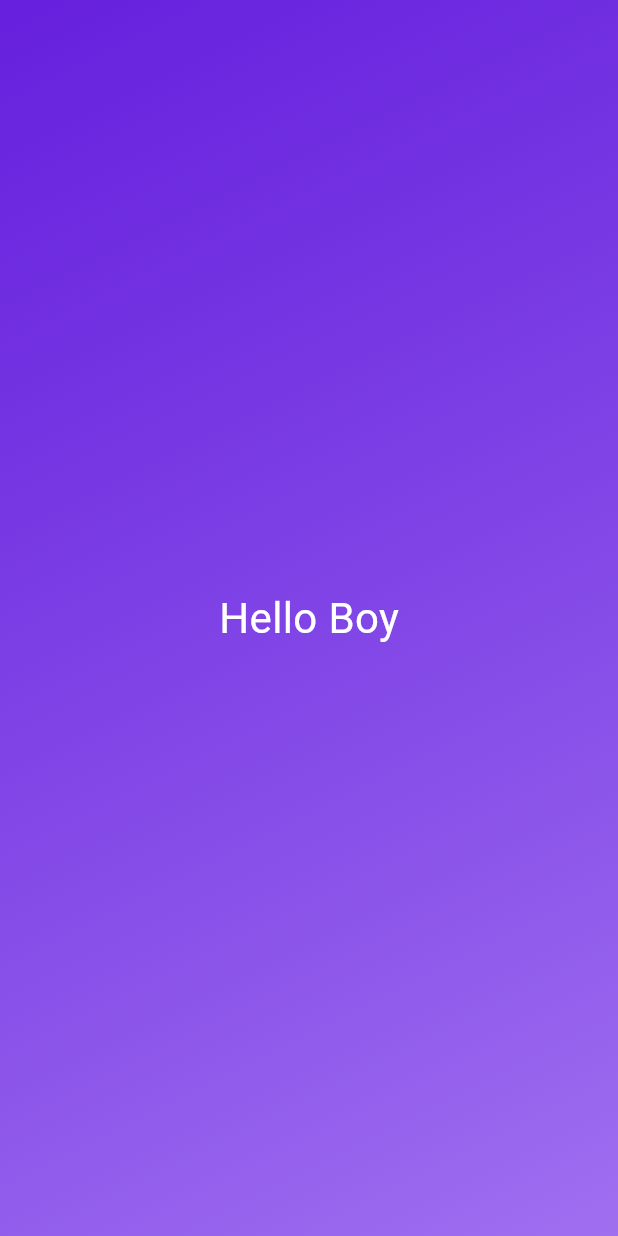
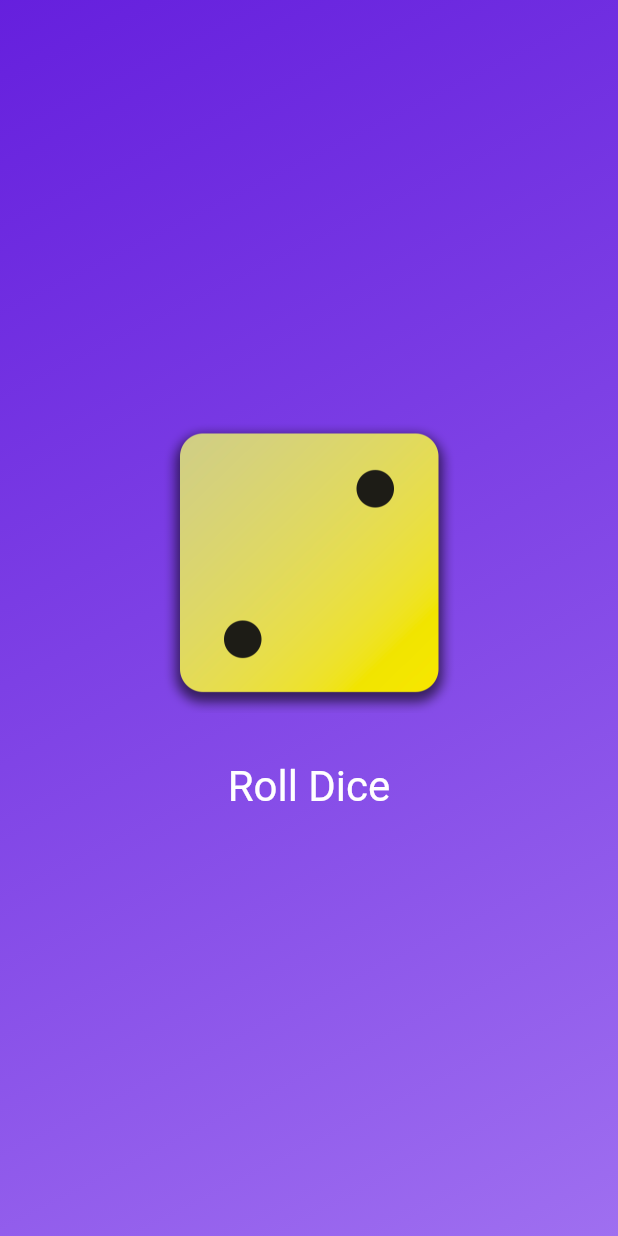
Before and after one commit to satyam131/Flutter_Learning, a Flutter app: the screen it shows after launch, on a phone screen of 412 x 824 dp. Run offline on Flutter 3.47's test engine with Material 3 defaults, Android fonts, the phone set to English and light mode, and no system bars.

Commit message:
+Roll dice app completed

```diff
--- /dev/null
+++ b/roll_dice/lib/dice_roller.dart
@@ -0,0 +1,46 @@
+import 'package:flutter/material.dart';
+import 'dart:math';
+
+final randomizer = Random();
+
+class DiceRoller extends StatefulWidget{
+   const DiceRoller({super.key});
+
+   @override
+   State<DiceRoller> createState(){
+    return _DiceRollerState();
+   }
+}
+
+class _DiceRollerState extends State<DiceRoller> {
+  var currentDiceRoll = 2;
+
+  void rollDice() {
+    setState(() {
+      currentDiceRoll = randomizer.nextInt(6) + 1;
+    });
+  }
+
+  @override
+  Widget build(context){
+    return  Column(
+        mainAxisSize: MainAxisSize.min,
+        children: [
+          Image.asset(
+            'assets/images/dice-$currentDiceRoll.png',
+            width: 200,
+          ),
+          const SizedBox(height: 25),
+          TextButton(
+            onPressed: rollDice,
+            style: TextButton.styleFrom(
+                foregroundColor: Colors.white,
+                textStyle: const TextStyle(
+                  fontSize: 28,
+                )),
+            child: const Text('Roll Dice'),
+          )
+        ],
+      );
+  }
+}
--- a/roll_dice/lib/gradient_container.dart
+++ b/roll_dice/lib/gradient_container.dart
@@ -1,29 +1,26 @@
 import 'package:flutter/material.dart';
+import 'package:roll_dice/dice_roller.dart';
+
+const startAlignment = Alignment.topLeft;
+const endAlignment = Alignment.bottomRight;
 
 class GradientContainer extends StatelessWidget {
-  const GradientContainer({super.key});
+  GradientContainer({super.key, required this.colors});
+
+  final List<Color> colors;
 
   @override
   Widget build(context) {
     return Container(
-      decoration: const BoxDecoration(
+      decoration: BoxDecoration(
         gradient: LinearGradient(
-          begin: Alignment.topLeft,
-          end: Alignment.bottomRight,
-          colors: [
-            Color.fromARGB(226, 82, 4, 217),
-            Color.fromARGB(255, 159, 111, 240),
-          ],
+          begin: startAlignment,
+          end: endAlignment,
+          colors: colors,
         ),
       ),
       child: const Center(
-        child: Text(
-          "Hello Boy",
-          style: TextStyle(
-            color: Colors.white,
-            fontSize: 28,
-          ),
-        ),
+          child: DiceRoller(),
       ),
     );
   }
```
Also changed, not shown: roll_dice/lib/main.dart (+5 -2 lines), roll_dice/lib/styled_text.dart (added, +18 -0 lines), roll_dice/pubspec.yaml (+7 -3 lines), roll_dice/assets/images/dice-1.png (added), roll_dice/assets/images/dice-2.png (added), roll_dice/assets/images/dice-3.png (added), roll_dice/assets/images/dice-4.png (added), roll_dice/assets/images/dice-5.png (added), roll_dice/assets/images/dice-6.png (added).
